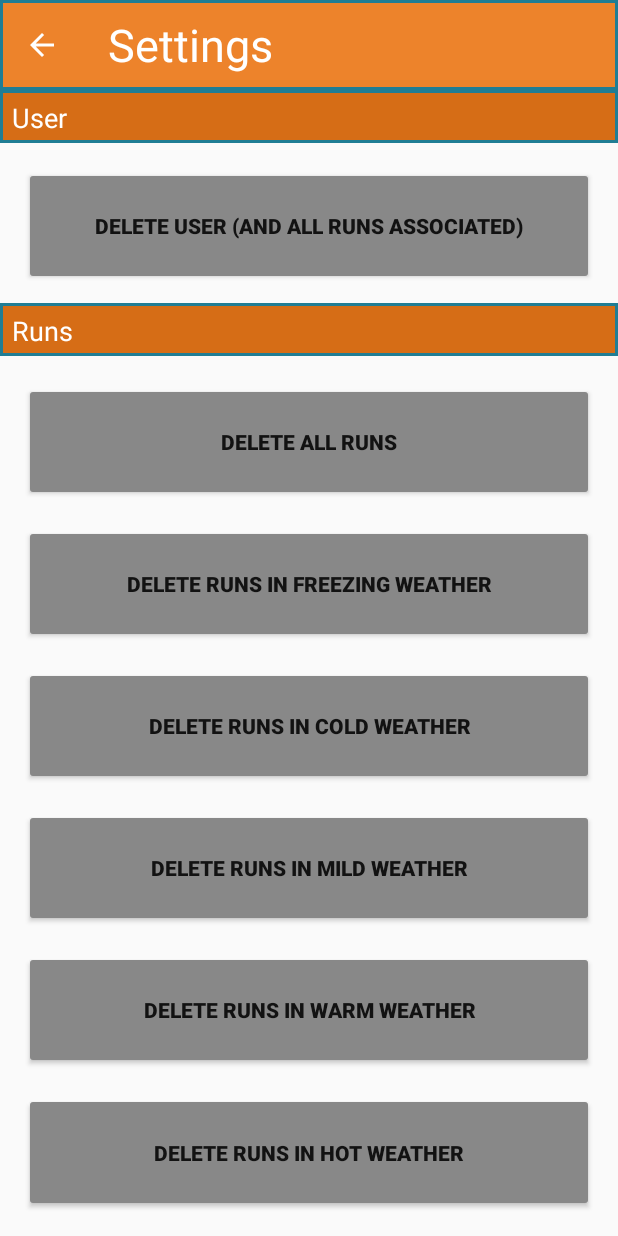
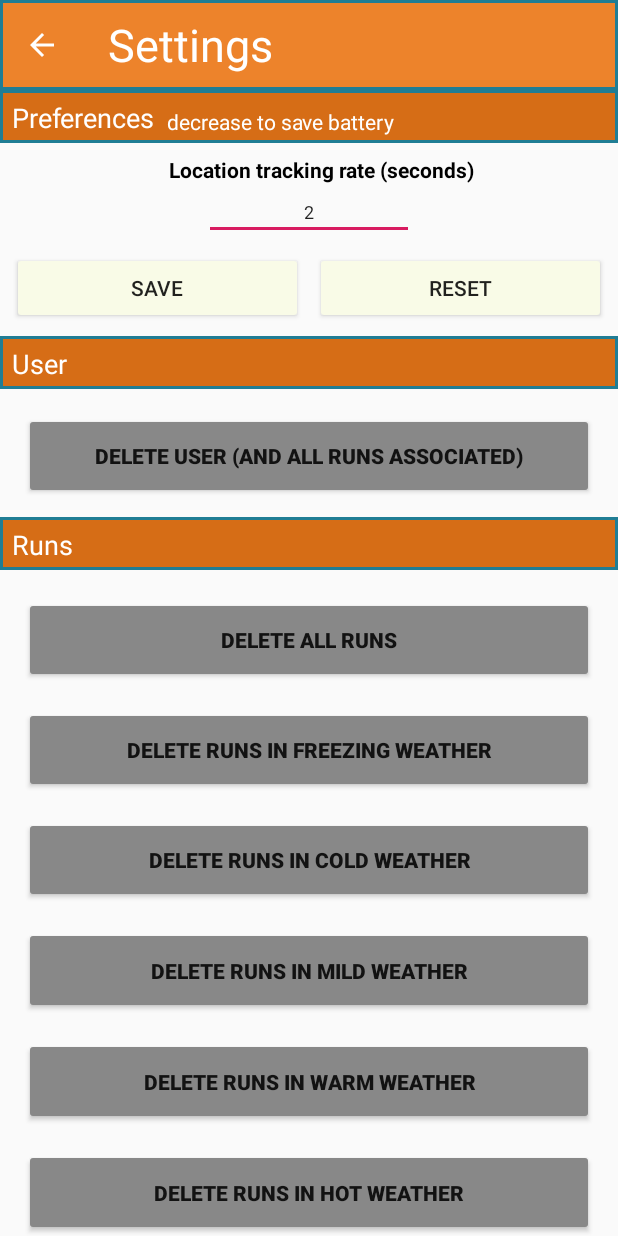
Before and after one commit to acerasoni/DroidTracker, an Android app: the screen it shows after launch (SettingsActivity), after a tap on "Settings", on a phone screen of 412 x 824 dp. Run offline under Robolectric (Android 15) with nearby library versions, the phone set to English and light mode, and no system bars; libraries missing offline, so code that uses them is left out: com.mapbox.android, com.mapbox.mapboxsdk, com.survivingwithandroid.weather; 5 statements that could not run were skipped.

Commit message:
New stuff

```diff
--- a/app/src/main/assets/app.properties
+++ /dev/null
@@ -1,3 +0,0 @@
-# This file contains application properties. 06:09:55 DEC 2019
-minTime=1
-minDistance=1
--- a/app/src/main/java/com/ltm/runningtracker/RunningTrackerApplication.java
+++ b/app/src/main/java/com/ltm/runningtracker/RunningTrackerApplication.java
@@ -5,16 +5,16 @@ import android.content.Context;
 import android.os.Build.VERSION_CODES;
 import androidx.annotation.RequiresApi;
 import com.ltm.runningtracker.repository.RunRepository;
-import com.ltm.runningtracker.util.PropertyManager;
 import com.ltm.runningtracker.repository.LocationRepository;
 import com.ltm.runningtracker.repository.UserRepository;
 import com.ltm.runningtracker.repository.WeatherRepository;
+import com.ltm.runningtracker.util.UpdatePreferences;
 import com.mapbox.mapboxsdk.Mapbox;
 
 public class RunningTrackerApplication extends Application {
 
   private static Context context;
-  private static PropertyManager propertyManager;
+  private static UpdatePreferences updatePreferences;
 
   // Repositories
   private static LocationRepository locationRepository;
@@ -34,12 +34,11 @@ public class RunningTrackerApplication extends Application {
     return RunningTrackerApplication.context;
   }
 
-  public static PropertyManager getPropertyManager() {
-    if (propertyManager == null) {
-      propertyManager = new PropertyManager(
-          getAppContext().getResources().getString(R.string.app_properties));
+  public static UpdatePreferences getUpdatePreferences() {
+    if (updatePreferences == null) {
+      updatePreferences = new UpdatePreferences(context);
     }
-    return propertyManager;
+    return updatePreferences;
   }
 
   public static synchronized LocationRepository getLocationRepository() {
--- a/app/src/main/java/com/ltm/runningtracker/android/activity/MainScreenActivity.java
+++ b/app/src/main/java/com/ltm/runningtracker/android/activity/MainScreenActivity.java
@@ -19,11 +19,13 @@ import android.content.pm.PackageManager;
 import android.graphics.Color;
 import android.graphics.PorterDuff;
 import android.os.AsyncTask;
+import android.os.Build.VERSION_CODES;
 import android.os.Bundle;
 import android.os.IBinder;
 import android.widget.Button;
 import android.widget.TextView;
 import android.widget.Toast;
+import androidx.annotation.RequiresApi;
 import androidx.appcompat.app.ActionBar;
 import androidx.appcompat.app.AppCompatActivity;
 import android.view.View;
@@ -63,6 +65,7 @@ public class MainScreenActivity extends AppCompatActivity {
   public static final int USER_MODIFICATION_REQUEST = 2;
   public static final int SETTINGS_MODIFICATION_REQUEST = 3;
   public static final int RUN_ACTIVITY_REQUEST = 4;
+  public static final int TIME_CHANGED_RESULT_CODE = 5;
 
   // Views
   private TextView weatherTextField;
@@ -72,6 +75,7 @@ public class MainScreenActivity extends AppCompatActivity {
   private Button userProfileButton;
   private Button settingsButton;
 
+  private Intent locationIntent;
   private ServiceConnection serviceConnection;
   private Context context = this;
   private ActivityViewModel mainActivityViewModel;
@@ -79,11 +83,17 @@ public class MainScreenActivity extends AppCompatActivity {
   private LocationServiceBinder locationServiceBinder;
   private boolean mBound;
   private boolean isLocationAndWeatherAvailable;
+  private boolean requiresLocationRestart;
+  private boolean requiresUserDeleted;
 
+  @RequiresApi(api = VERSION_CODES.O)
   @Override
   protected void onCreate(Bundle savedInstanceState) {
+    locationIntent = new Intent(this, LocationService.class);
     super.onCreate(savedInstanceState);
     setContentView(R.layout.activity_main_screen);
+    requiresLocationRestart = false;
+    requiresUserDeleted = false;
 
     initialiseViews();
     requestPermission();
@@ -114,9 +124,9 @@ public class MainScreenActivity extends AppCompatActivity {
         break;
       case SETTINGS_MODIFICATION_REQUEST:
         if (resultCode == Activity.RESULT_OK) {
-          if (!locationServiceBinder.userDeleted()) {
-            Toast.makeText(this, USER_DELETED, Toast.LENGTH_LONG).show();
-          }
+          requiresUserDeleted = true;
+        } else if (resultCode == TIME_CHANGED_RESULT_CODE) {
+          requiresLocationRestart = true;
         }
         break;
       case RUN_ACTIVITY_REQUEST:
@@ -128,27 +138,25 @@ public class MainScreenActivity extends AppCompatActivity {
         throw new IllegalStateException(
             UNEXPECTED_VALUE + requestCode);
     }
-
   }
 
   /**
-   * Recompute UI state following onCreate event and when returning from an Activity
+   * Recompute UI state following onCreate event and when returning from an Activity.
    */
   @Override
   public void onStart() {
+    bindService(locationIntent, serviceConnection, 0);
     setupButtons();
     setupPerformance();
     super.onStart();
   }
 
-  /**
-   * Will unbind from the service when the Activity is stopped.
-   */
   @Override
   public void onStop() {
     super.onStop();
   }
 
+  @RequiresApi(api = VERSION_CODES.O)
   @Override
   public void onRequestPermissionsResult(int requestCode,
       @NotNull String[] permissions, @NotNull int[] grantResults) {
@@ -159,6 +167,7 @@ public class MainScreenActivity extends AppCompatActivity {
     }
   }
 
+  @RequiresApi(api = VERSION_CODES.O)
   private void requestPermission() {
     if (ContextCompat.checkSelfPermission(this, permission.ACCESS_FINE_LOCATION)
         != PackageManager.PERMISSION_GRANTED) {
@@ -273,6 +282,7 @@ public class MainScreenActivity extends AppCompatActivity {
     }
   }
 
+  @RequiresApi(api = VERSION_CODES.O)
   private void setup() {
     // Initialise repositories
     mainActivityViewModel.initRepos();
@@ -283,6 +293,16 @@ public class MainScreenActivity extends AppCompatActivity {
       public void onServiceConnected(ComponentName name, IBinder service) {
         mBound = true;
         locationServiceBinder = (LocationServiceBinder) service;
+
+        if (requiresLocationRestart) {
+          locationServiceBinder.restartLocationTracking();
+          requiresLocationRestart = false;
+        } else if (requiresUserDeleted) {
+          if (!locationServiceBinder.userDeleted()) {
+            Toast.makeText(context, USER_DELETED, Toast.LENGTH_LONG).show();
+          }
+          requiresUserDeleted = false;
+        }
       }
 
       @Override
@@ -304,7 +324,6 @@ public class MainScreenActivity extends AppCompatActivity {
     We keep the activity bound to the service even when it is stopped to avoid the service dying.
     RunActivity also uses the same service, so no waste of resources occurs.
     */
-    Intent locationIntent = new Intent(this, LocationService.class);
     startService(locationIntent);
     // No need for BIND_AUTO_CREATE, as we started the service explicitly already
     bindService(locationIntent, serviceConnection, 0);
--- a/app/src/main/java/com/ltm/runningtracker/android/activity/viewmodel/ActivityViewModel.java
+++ b/app/src/main/java/com/ltm/runningtracker/android/activity/viewmodel/ActivityViewModel.java
@@ -1,8 +1,8 @@
 package com.ltm.runningtracker.android.activity.viewmodel;
 
 import static com.ltm.runningtracker.RunningTrackerApplication.getLocationRepository;
-import static com.ltm.runningtracker.RunningTrackerApplication.getPropertyManager;
 import static com.ltm.runningtracker.RunningTrackerApplication.getRunRepository;
+import static com.ltm.runningtracker.RunningTrackerApplication.getUpdatePreferences;
 import static com.ltm.runningtracker.RunningTrackerApplication.getUserRepository;
 import static com.ltm.runningtracker.RunningTrackerApplication.getWeatherRepository;
 
@@ -131,6 +131,7 @@ public class ActivityViewModel extends ViewModel {
    * @param context for the asynchronous call to the database if the cache is empty
    * @return Run requested
    */
+  @RequiresApi(api = VERSION_CODES.O)
   @Presenter(usedBy = {BrowseRunDetailsActivity.class}, repositoriesAccessed = {
       RunRepository.class})
   public Run getRunById(int id, Context context) {
@@ -201,6 +202,7 @@ public class ActivityViewModel extends ViewModel {
     userRepository.deleteUser(context);
   }
 
+  @RequiresApi(api = VERSION_CODES.O)
   @Presenter(usedBy = {SettingsActivity.class}, repositoriesAccessed = {RunRepository.class})
   public void deleteRuns(Context context) {
     runRepository.deleteRuns(context);
@@ -217,10 +219,11 @@ public class ActivityViewModel extends ViewModel {
     runRepository.deleteRunsByType(uri, context);
   }
 
+  @RequiresApi(api = VERSION_CODES.O)
   @Presenter(usedBy = {MainScreenActivity.class}, repositoriesAccessed = {
       LocationRepository.class, UserRepository.class, WeatherRepository.class, RunRepository.class})
   public void initRepos() {
-    getPropertyManager();
+    getUpdatePreferences();
     getLocationRepository();
     getUserRepository();
     getWeatherRepository();
--- a/app/src/main/java/com/ltm/runningtracker/android/service/WeatherService.java
+++ b/app/src/main/java/com/ltm/runningtracker/android/service/WeatherService.java
@@ -1,7 +1,7 @@
 package com.ltm.runningtracker.android.service;
 
 import static com.ltm.runningtracker.RunningTrackerApplication.getLocationRepository;
-import static com.ltm.runningtracker.RunningTrackerApplication.getPropertyManager;
+import static com.ltm.runningtracker.RunningTrackerApplication.getUpdatePreferences;
 import static com.ltm.runningtracker.RunningTrackerApplication.getWeatherRepository;
 import static com.ltm.runningtracker.repository.WeatherRepository.buildWeatherClient;
 import static com.ltm.runningtracker.repository.WeatherRepository.buildWeatherRequest;
@@ -75,7 +75,7 @@ public class WeatherService extends Service {
     // Begin execution of worker thread
     scheduledExecutorService = Executors.newSingleThreadScheduledExecutor();
     scheduledExecutorService
-        .scheduleAtFixedRate(requestWeatherTask, 0, getPropertyManager().getMinTime(),
+        .scheduleAtFixedRate(requestWeatherTask, 0, getUpdatePreferences().getMinTime(),
             TimeUnit.SECONDS);
   }
 
--- a/app/src/main/java/com/ltm/runningtracker/util/Constants.java
+++ b/app/src/main/java/com/ltm/runningtracker/util/Constants.java
@@ -47,11 +47,16 @@ public class Constants {
   public static final String WEIGHT = "weight";
   public static final String HEIGHT = "height";
   public static final String DISTANCE = "distance";
+  public static final String TIME = "time";
+
+  public static final String UPDATE_PREF = "UpdatePreferences";
 
   public static final String CHANNEL_ID = "channelId";
   public static final String USER_ID = "userId";
   public static final String RUN_ID = "runId";
 
+  public static final String MIN_TIME_SAVED = "Location update time saved";
+  public static final String MIN_TIME_RESET = "Location update reset";
   public static final String ALL_FIELDS_INVALID = "Values for all input fields are invalid - try again";
   public static final String WEIGHT_HEIGHT_INVALID_ERROR = "Values for weight or height are invalid - try again";
   public static final String NAME_INVALID_ERROR = "Value for name is invalid - try again";
--- a/app/src/main/java/com/ltm/runningtracker/util/PropertyManager.java
+++ /dev/null
@@ -1,47 +0,0 @@
-package com.ltm.runningtracker.util;
-
-import static com.ltm.runningtracker.RunningTrackerApplication.getAppContext;
-
-import android.content.res.AssetManager;
-import android.util.Log;
-import com.ltm.runningtracker.R;
-import java.io.InputStream;
-import java.util.Properties;
-
-/**
- * Class to manage access to property files
- *
- * @see <a href=""https://stackoverflow.com/questions/23792029/where-to-put-own-properties-file-in-an-android-project-created-with-android-stud>Stackoverflow
- * Issue</a>
- */
-public class PropertyManager {
-
-  private Properties properties;
-
-  public PropertyManager(String propertyPath) {
-    properties = new Properties();
-    properties = getProperties(propertyPath);
-  }
-
-  public long getMinTime() {
-    return Long.parseLong(getProperty(getAppContext().getString(
-        R.string.min_time)));
-  }
-
-  private String getProperty(String propertyKey) {
-    return properties.getProperty(propertyKey);
-  }
-
-  private Properties getProperties(String file) {
-    try {
-      AssetManager assetManager = getAppContext().getAssets();
-      InputStream inputStream = assetManager.open(file);
-      properties.load(inputStream);
-    } catch (Exception e) {
-      Log.e("Exception in fetching properties. ", e.getMessage());
-    }
-
-    return properties;
-  }
-
-}
--- /dev/null
+++ b/app/src/main/java/com/ltm/runningtracker/util/UpdatePreferences.java
@@ -0,0 +1,46 @@
+package com.ltm.runningtracker.util;
+
+import static com.ltm.runningtracker.util.Constants.*;
+
+import android.content.Context;
+import android.content.SharedPreferences;
+import android.content.SharedPreferences.Editor;
+
+/**
+ * Taken and adapted from StackOverflow thread. Provides a layer of abstraction to set the update
+ * timer for location tracking.
+ *
+ * @see <a href="https://stackoverflow.com/questions/17753800/android-default-values-for-shared-preferences">
+ * StackOverflow thread</a>
+ */
+public class UpdatePreferences {
+
+  public final static Integer DEFAULT_TIME_UPDATE = 2;
+
+  private SharedPreferences sharedPreferences;
+  private Editor editor;
+
+  public UpdatePreferences(Context context) {
+    this.sharedPreferences = context.getSharedPreferences(UPDATE_PREF, 0);
+    this.editor = this.sharedPreferences.edit();
+  }
+
+  public void setMinTime(int value) {
+    this.editor.putInt(TIME, value);
+    this.editor.commit();
+  }
+
+  public Integer getMinTime() {
+    return this.sharedPreferences.getInt(TIME, DEFAULT_TIME_UPDATE);
+  }
+
+  public Long getMinTimeMillis() {
+    return (long) getMinTime() * 1000;
+  }
+
+  public void clear() {
+    this.editor.clear();
+    this.editor.commit();
+  }
+
+}
--- a/app/src/main/res/layout/activity_settings.xml
+++ b/app/src/main/res/layout/activity_settings.xml
@@ -8,6 +8,21 @@
   android:backgroundTint="@color/secondaryButtonColor"
   android:orientation="vertical"
   tools:context=".android.activity.SettingsActivity">
+  <TextView
+    android:id="@+id/textView29"
+    android:layout_width="wrap_content"
+    android:layout_height="wrap_content"
+    android:layout_marginStart="16dp"
+    android:layout_marginTop="8dp"
+    android:text="@string/time_update"
+    android:textAlignment="center"
+    android:textColor="#000000"
+    android:textIsSelectable="false"
+    android:textSize="14sp"
+    android:textStyle="bold"
+    app:layout_constraintEnd_toEndOf="parent"
+    app:layout_constraintStart_toStartOf="parent"
+    app:layout_constraintTop_toBottomOf="@+id/myRectangleView" />
   <androidx.appcompat.widget.Toolbar
     android:id="@+id/toolbar4"
     android:layout_width="match_parent"
@@ -33,6 +48,16 @@
     android:id="@+id/myRectangleView11"
     android:layout_width="match_parent"
     android:layout_height="35dp"
+    android:layout_marginTop="8dp"
+    android:background="@drawable/rectangle_narrow"
+    app:layout_constraintEnd_toEndOf="parent"
+    app:layout_constraintHorizontal_bias="0.0"
+    app:layout_constraintStart_toStartOf="parent"
+    app:layout_constraintTop_toBottomOf="@+id/button3" />
+  <View
+    android:id="@+id/myRectangleView"
+    android:layout_width="match_parent"
+    android:layout_height="35dp"
     android:background="@drawable/rectangle_narrow"
     app:layout_constraintEnd_toEndOf="parent"
     app:layout_constraintHorizontal_bias="1.0"
@@ -50,15 +75,40 @@
     app:layout_constraintBottom_toBottomOf="@+id/myRectangleView11"
     app:layout_constraintStart_toStartOf="parent"
     app:layout_constraintTop_toTopOf="@+id/myRectangleView11" />
+  <TextView
+    android:id="@+id/textView"
+    android:layout_width="0dp"
+    android:layout_height="31dp"
+    android:layout_marginStart="8dp"
+    android:layout_marginTop="8dp"
+    android:text="@string/preferences"
+    android:textColor="#FFFFFF"
+    android:textSize="18sp"
+    app:layout_constraintBottom_toBottomOf="@+id/myRectangleView"
+    app:layout_constraintStart_toStartOf="parent"
+    app:layout_constraintTop_toTopOf="@+id/myRectangleView" />
+  <TextView
+    android:id="@+id/textView31"
+    android:layout_width="0dp"
+    android:layout_height="31dp"
+    android:layout_marginStart="8dp"
+    android:layout_marginTop="11dp"
+    android:text="@string/decrease_battery"
+    android:textColor="#FFFFFF"
+    android:textSize="14sp"
+    app:layout_constraintBottom_toBottomOf="@+id/myRectangleView"
+    app:layout_constraintStart_toEndOf="@+id/textView"
+    app:layout_constraintTop_toTopOf="@+id/myRectangleView"
+    app:layout_constraintVertical_bias="0.0" />
   <androidx.core.widget.NestedScrollView
     android:layout_width="match_parent"
     android:layout_height="0dp"
     android:layout_marginTop="16dp"
-    android:layout_marginBottom="16dp"
     android:fillViewport="true"
     app:layout_constraintBottom_toBottomOf="parent"
-    app:layout_constraintTop_toBottomOf="@+id/myRectangleView11"
-    tools:layout_editor_absoluteX="-36dp">
+    app:layout_constraintEnd_toEndOf="parent"
+    app:layout_constraintStart_toStartOf="parent"
+    app:layout_constraintTop_toBottomOf="@+id/myRectangleView11">
     <LinearLayout
       android:layout_width="match_parent"
       android:layout_height="wrap_content"
@@ -166,4 +216,44 @@
         android:textStyle="bold" />
     </LinearLayout>
   </androidx.core.widget.NestedScrollView>
+  <EditText
+    android:id="@+id/updateField"
+    android:layout_width="wrap_content"
+    android:layout_height="wrap_content"
+    android:ems="10"
+    android:inputType="numberSigned"
+    android:text="Name"
+    android:textAlignment="center"
+    android:textSize="12sp"
+    app:layout_constraintEnd_toEndOf="parent"
+    app:layout_constraintStart_toStartOf="parent"
+    app:layout_constraintTop_toBottomOf="@+id/textView29" />
+  <Button
+    android:id="@+id/button3"
+    android:layout_width="0dp"
+    android:layout_height="wrap_content"
+    android:layout_marginStart="8dp"
+    android:layout_marginTop="8dp"
+    android:layout_marginEnd="8dp"
+    android:backgroundTint="@color/secondaryButtonColor"
+    android:onClick="onSave"
+    android:text="@string/save"
+    app:layout_constraintEnd_toStartOf="@+id/button4"
+    app:layout_constraintStart_toStartOf="parent"
+    app:layout_constraintTop_toBottomOf="@+id/updateField" />
+  <Button
+    android:id="@+id/button4"
+    android:layout_width="0dp"
+    android:layout_height="wrap_content"
+    android:layout_marginTop="8dp"
+    android:layout_marginEnd="8dp"
+    android:layout_marginBottom="8dp"
+    android:backgroundTint="@color/secondaryButtonColor"
+    android:onClick="onReset"
+    android:text="@string/reset"
+    app:layout_constraintBottom_toTopOf="@+id/myRectangleView11"
+    app:layout_constraintEnd_toEndOf="parent"
+    app:layout_constraintStart_toEndOf="@+id/button3"
+    app:layout_constraintTop_toBottomOf="@+id/updateField"
+    app:layout_constraintVertical_bias="0.0" />
 </androidx.constraintlayout.widget.ConstraintLayout>
--- a/app/src/main/res/values/strings.xml
+++ b/app/src/main/res/values/strings.xml
@@ -88,10 +88,14 @@
   <string name="sprinting">Sprinting</string>
   <string name="type_formatted">Type:</string>
   <string name="date_formatted">Date:</string>
+  <string name="preferences">Preferences</string>
+  <string name="decrease_battery">decrease to save battery</string>
+  <string name="time_update">Location tracking rate (seconds)</string>
   <string name="location_formatted">Location:</string>
   <string name="pace_formatted">Pace:</string>
   <string name="runningimage">RunningImage</string>
   <string name="exercise">Exercise</string>
   <string name="resume">Resume</string>
   <string name="pause">Pause</string>
+  <string name="reset">Reset</string>
 </resources>
```
Also changed, not shown: app/src/main/java/com/ltm/runningtracker/android/activity/SettingsActivity.java (+32 -0 lines), app/src/main/java/com/ltm/runningtracker/android/service/LocationService.java (+12 -7 lines).
